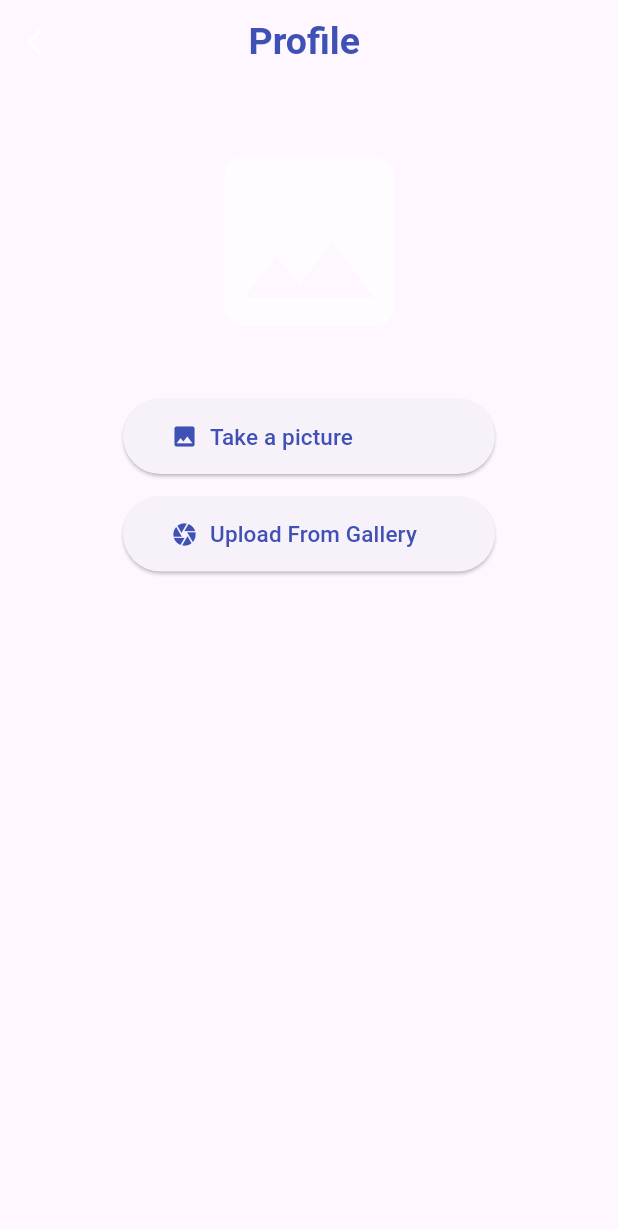
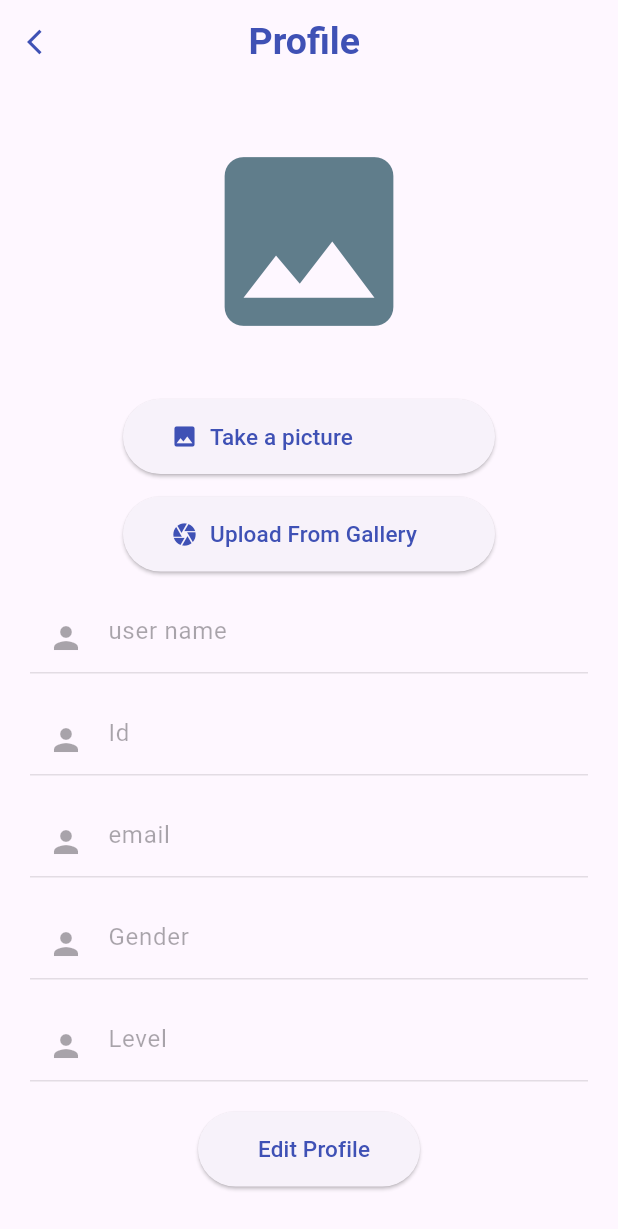
Before and after one commit to MaryamSakr/MobileAss1, a Flutter app: the screen it shows after launch, on a phone screen of 412 x 824 dp. Shown: the top 1229 px of the screen. Run offline on Flutter 3.47's test engine with Material 3 defaults, Android fonts, the phone set to English and light mode, and no system bars; our stand-ins replace image_picker, sqflite; accounts and stored records are empty.

Commit message:
complete profile without back end

```diff
--- a/lib/main.dart
+++ b/lib/main.dart
@@ -1,7 +1,7 @@
 import 'package:first_assiment/Login.dart';
 import 'package:first_assiment/SignUp.dart';
 import 'package:flutter/material.dart';
-import 'package:first_assiment/flutter/profile.dart';
+import 'package:first_assiment/profile.dart';
 import 'package:flutter/cupertino.dart';
 import 'package:flutter/material.dart';
 
@@ -43,7 +43,7 @@ class MyApp extends StatelessWidget {
       ),
       home:
       // SignUpScreen()
-      TakePhotoForTheAccident()
+      Profile()
     );
   }
 }
--- a/lib/flutter/profile.dart
+++ b/lib/profile.dart
@@ -1,17 +1,17 @@
 import 'dart:async';
 import 'dart:io';
 import 'package:image_picker/image_picker.dart';
-
+import 'package:first_assiment/Edit.dart';
 import 'package:flutter/material.dart';
 
-class TakePhotoForTheAccident extends StatefulWidget {
+class Profile extends StatefulWidget {
   @override
   State<StatefulWidget> createState() {
     return FormScreenState();
   }
 }
 
-class FormScreenState extends State<TakePhotoForTheAccident> {
+class FormScreenState extends State<Profile> {
   bool show = true;
 
   final GlobalKey<FormState> _formKey = GlobalKey<FormState>();
@@ -63,7 +63,7 @@ class FormScreenState extends State<TakePhotoForTheAccident> {
               icon: const Icon(
                 Icons.arrow_back_ios,
                 size: 20,
-                color: Colors.white,
+                color: Colors.indigo,
               ),
               onPressed: () {
                 Navigator.pop(context);
@@ -83,7 +83,7 @@ class FormScreenState extends State<TakePhotoForTheAccident> {
                   child: CircleAvatar(
                     backgroundImage: FileImage(GalleryImage!)
                   ),
-                ) :const Icon(Icons.photo,size: 150,color: Colors.white60,),
+                ) :const Icon(Icons.photo,size: 150,color: Colors.blueGrey,),
                 const SizedBox(height: 30),
                 ElevatedButton(
                   onPressed: () => PickImage(ImageSource.camera),
@@ -131,12 +131,147 @@ class FormScreenState extends State<TakePhotoForTheAccident> {
                   ),
                 ),
 
+                const SizedBox(height: 20),
+                Container(
+                  padding: EdgeInsets.symmetric(horizontal: 20),
+                  child: TextFormField(
+                    enabled: false,
+                    decoration: const InputDecoration(
+                      enabledBorder: OutlineInputBorder(
+                        borderRadius: BorderRadius.all(Radius.circular(30)),
+                        borderSide: BorderSide(color: Colors.black12),
+                      ),
+                      focusedBorder: OutlineInputBorder(
+                        borderRadius: BorderRadius.all(Radius.circular(30)),
+                        borderSide: BorderSide(color: Colors.blue),
+                      ),
+                      prefixIcon: Icon(Icons.person),
+                      hintText: 'user name',
+                      fillColor: Colors.grey,
+                    ),
+                  ),
+                ),
 
 
+                const SizedBox(height: 20),
+                Container(
+                  padding: EdgeInsets.symmetric(horizontal: 20),
+                  child: TextFormField(
+                    enabled: false,
+                    decoration: const InputDecoration(
+                      enabledBorder: OutlineInputBorder(
+                        borderRadius: BorderRadius.all(Radius.circular(30)),
+                        borderSide: BorderSide(color: Colors.black12),
+                      ),
+                      focusedBorder: OutlineInputBorder(
+                        borderRadius: BorderRadius.all(Radius.circular(30)),
+                        borderSide: BorderSide(color: Colors.blue),
+                      ),
+                      prefixIcon: Icon(Icons.person),
+                      hintText: 'Id',
+                      fillColor: Colors.grey,
+                    ),
+                  ),
+                ),
+
+                const SizedBox(height: 20),
+                Container(
+                  padding: EdgeInsets.symmetric(horizontal: 20),
+                  child: TextFormField(
+                    enabled: false,
+                    decoration: const InputDecoration(
+                      enabledBorder: OutlineInputBorder(
+                        borderRadius: BorderRadius.all(Radius.circular(30)),
+                        borderSide: BorderSide(color: Colors.black12),
+                      ),
+                      focusedBorder: OutlineInputBorder(
+                        borderRadius: BorderRadius.all(Radius.circular(30)),
+                        borderSide: BorderSide(color: Colors.blue),
+                      ),
+                      prefixIcon: Icon(Icons.person),
+                      hintText: 'email',
+                      fillColor: Colors.grey,
+                    ),
+                  ),
+                ),
+
+
+                const SizedBox(height: 20),
+                Container(
+                  padding: EdgeInsets.symmetric(horizontal: 20),
+                  child: TextFormField(
+                    enabled: false,
+                    decoration: const InputDecoration(
+                      enabledBorder: OutlineInputBorder(
+                        borderRadius: BorderRadius.all(Radius.circular(30)),
+                        borderSide: BorderSide(color: Colors.black12),
+                      ),
+                      focusedBorder: OutlineInputBorder(
+                        borderRadius: BorderRadius.all(Radius.circular(30)),
+                        borderSide: BorderSide(color: Colors.blue),
+                      ),
+                      prefixIcon: Icon(Icons.person),
+                      hintText: 'Gender',
+                      fillColor: Colors.grey,
+                    ),
+                  ),
+                ),
+
+                const SizedBox(height: 20),
+                Container(
+                  padding: EdgeInsets.symmetric(horizontal: 20),
+                  child: TextFormField(
+                    enabled: false,
+                    decoration: const InputDecoration(
+                      enabledBorder: OutlineInputBorder(
+                        borderRadius: BorderRadius.all(Radius.circular(30)),
+                        borderSide: BorderSide(color: Colors.black12),
+                      ),
+                      focusedBorder: OutlineInputBorder(
+                        borderRadius: BorderRadius.all(Radius.circular(30)),
+                        borderSide: BorderSide(color: Colors.blue),
+                      ),
+                      prefixIcon: Icon(Icons.person),
+                      hintText: 'Level',
+                      fillColor: Colors.grey,
+                    ),
+                  ),
+                ),
+                const SizedBox(height: 20),
+
+                ElevatedButton(
+
+                  onPressed: (){
+                    Navigator.push(
+                      context,
+                      MaterialPageRoute(builder: (context) => const EditScreen()),
+                    );
+
+                  },
+                  child: Container(
+                    height: 50,
+                    width: 100,
+                    child: const Row(
+                      children: [
+                        Padding(
+                          padding: EdgeInsets.all(8.0),
+                        ),
+                        Text(
+                          'Edit Profile',
+                          style: TextStyle(
+                              fontSize: 15,
+                              color: Colors.indigo
+                          ),
+                        ),
+                      ],
+                    ),
+                  ),
+                ),
 
 
               ],
             ),
+
           ),
         ));
   }
```
Also changed, not shown: lib/Edit.dart (added, +169 -0 lines), lib/SignUp.dart (+19 -19 lines).
